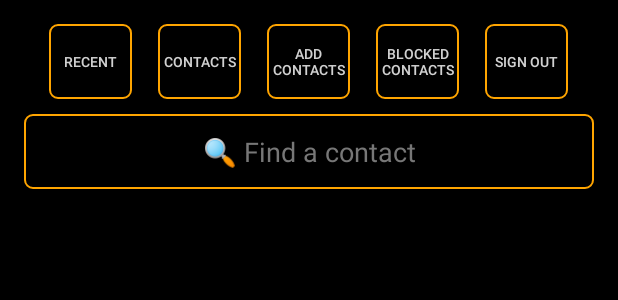
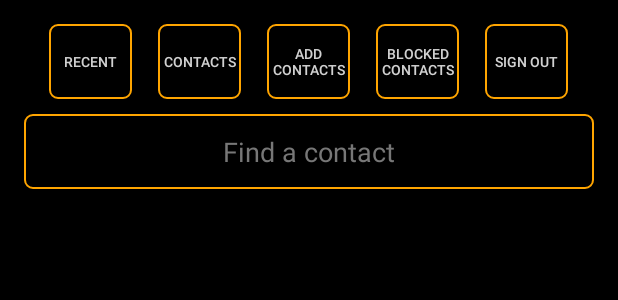
Before and after one commit to arnarb89/Hugbunadarverkefni2, an Android app: the layout activity_recentconversations.xml on its own in the app's theme, with its tools: preview values and no code run, on a phone screen of 412 x 824 dp. Shown: the top 300 px of the screen. Run offline under Robolectric (Android 15) with nearby library versions, the phone set to English and light mode, and no system bars.

Commit message:
Merge branch 'master' of https://github.com/arnarb89/Hugbunadarverkefni2 into SimonAuth
# Conflicts:
#	.idea/modules.xml
#	app/build.gradle
#	app/src/main/AndroidManifest.xml
#	app/src/main/java/testcompany/cloudmessagingtest2/MainActivity.java
#	app/src/main/res/layout/activity_main.xml

```diff
--- a/app/src/main/res/layout/activity_recentconversations.xml
+++ b/app/src/main/res/layout/activity_recentconversations.xml
@@ -113,7 +113,7 @@
         android:id="@+id/btnSearchContacts"
         android:layout_width="fill_parent"
         android:layout_height="50dip"
-        android:hint="🔍 Find a contact"
+        android:hint="Find a contact"
         android:inputType="text"
         android:background="@drawable/searchbar"/>
 
```
Also changed, not shown: app/src/main/AndroidManifest.xml (+4 -10 lines), app/src/main/res/layout/activity_sign_in.xml (deleted, +0 -9 lines).
